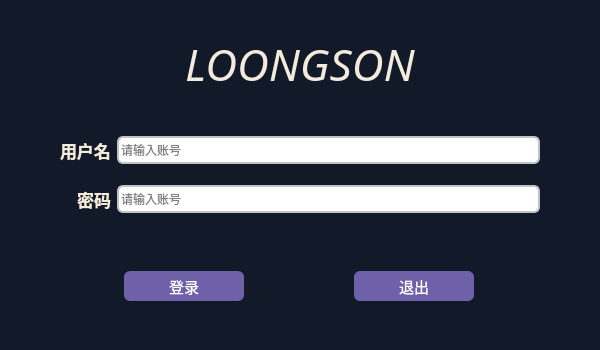
Above: login.ui from newrows/Loong before the change. Below: the same form after it.
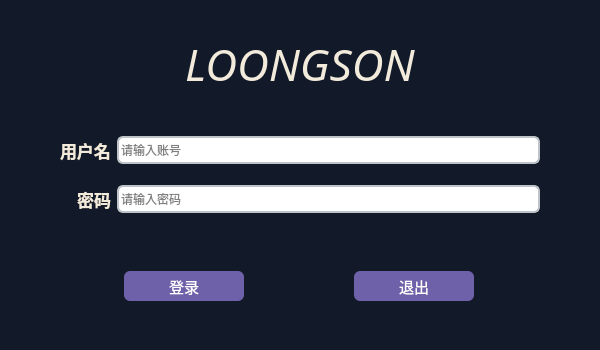
That is the form after the change.

Diff of the .ui file:
```diff
--- a/login.ui
+++ b/login.ui
@@ -162,8 +162,11 @@
         <property name="maxLength">
          <number>8</number>
         </property>
+        <property name="echoMode">
+         <enum>QLineEdit::Password</enum>
+        </property>
         <property name="placeholderText">
-         <string>请输入账号</string>
+         <string>请输入密码</string>
         </property>
        </widget>
       </item>
```
